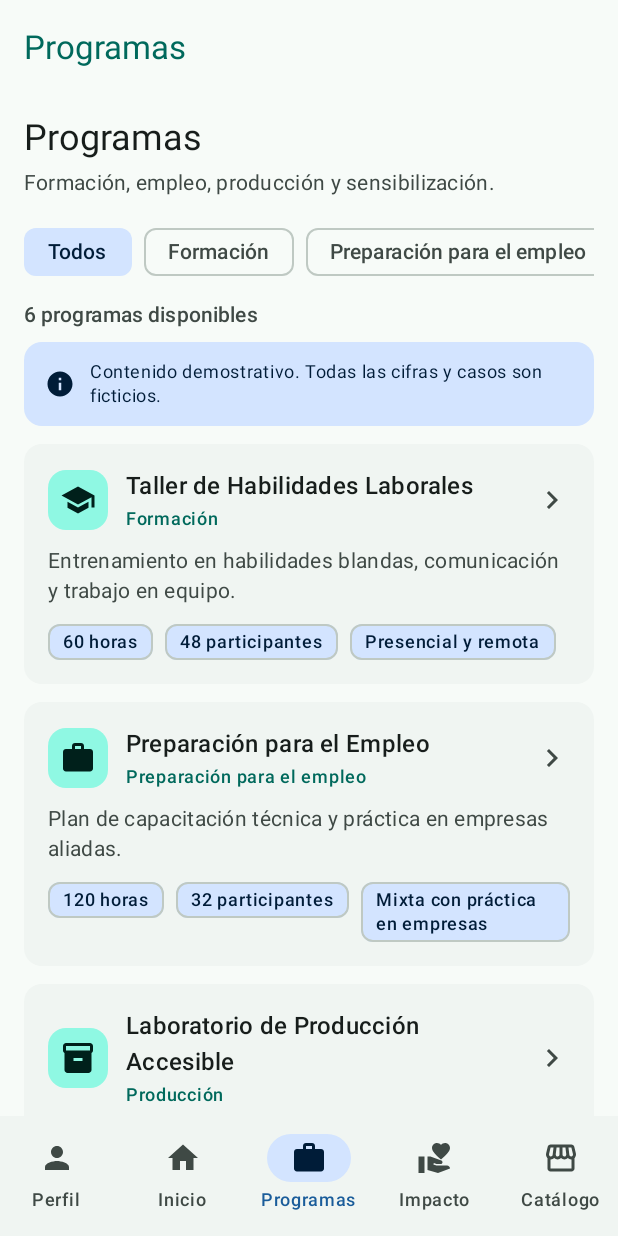
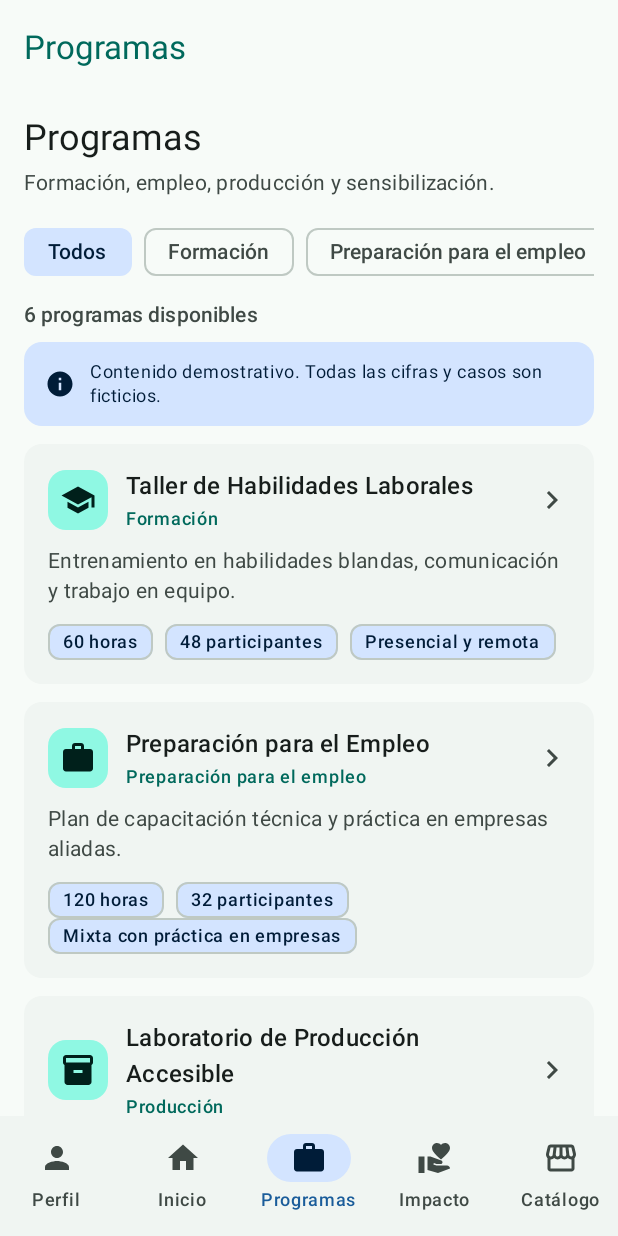
Before and after one commit to maxdefrutilla/Proyect-Mobile, an Android app built with Jetpack Compose: the ProgramasScreen screen opened through its navigation route, on a phone screen of 412 x 824 dp. Run offline under Robolectric (Android 15) with nearby library versions, the phone set to English and light mode, and no system bars.

Commit message:
Fix: "componentes comunes and tarjetas contenido"

```diff
--- a/app/src/main/java/com/example/proyecto_corpaliv/ui/components/ComponentesComunes.kt
+++ b/app/src/main/java/com/example/proyecto_corpaliv/ui/components/ComponentesComunes.kt
@@ -27,6 +27,7 @@ import androidx.compose.ui.semantics.heading
 import androidx.compose.ui.semantics.semantics
 import androidx.compose.ui.text.style.TextAlign
 import androidx.compose.ui.unit.dp
+import androidx.compose.ui.text.style.TextOverflow
 
 
 @Composable
@@ -200,6 +201,8 @@ fun EtiquetaInformativa(
         Text(
             text = texto,
             style = MaterialTheme.typography.labelMedium,
+            maxLines = 1,
+            overflow = TextOverflow.Ellipsis,
             modifier = Modifier.padding(horizontal = 10.dp, vertical = 4.dp)
         )
     }
--- a/app/src/main/java/com/example/proyecto_corpaliv/ui/components/TarjetasContenido.kt
+++ b/app/src/main/java/com/example/proyecto_corpaliv/ui/components/TarjetasContenido.kt
@@ -24,6 +24,7 @@ import androidx.compose.ui.Alignment
 import androidx.compose.ui.Modifier
 import androidx.compose.ui.text.style.TextOverflow
 import androidx.compose.ui.unit.dp
+import androidx.compose.foundation.layout.FlowRow
 import com.example.proyecto_corpaliv.data.content.CasoImpacto
 import com.example.proyecto_corpaliv.data.content.OfertaCatalogo
 import com.example.proyecto_corpaliv.data.content.ProgramaInclusional
@@ -87,7 +88,7 @@ fun TarjetaPrograma(
                 overflow = TextOverflow.Ellipsis
             )
             Spacer(Modifier.height(12.dp))
-            Row(horizontalArrangement = Arrangement.spacedBy(8.dp)) {
+            FlowRow(horizontalArrangement = Arrangement.spacedBy(8.dp)) {
                 EtiquetaInformativa(programa.duracion)
                 EtiquetaInformativa("${programa.participantes} participantes")
                 EtiquetaInformativa(programa.modalidad)
```
